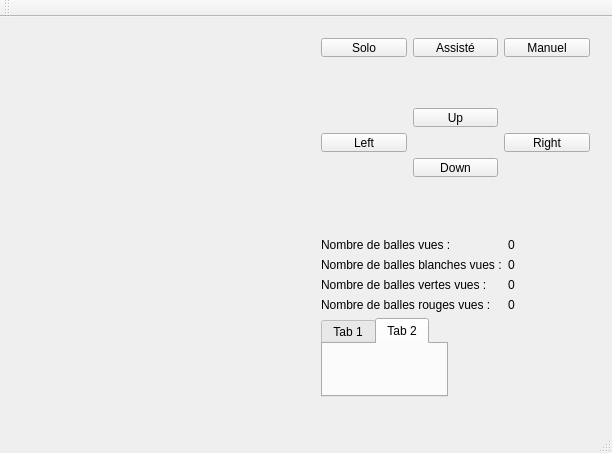
Qt form qt_projet_2A/mainwindow.ui (wasoh/project_2A) before a commit.
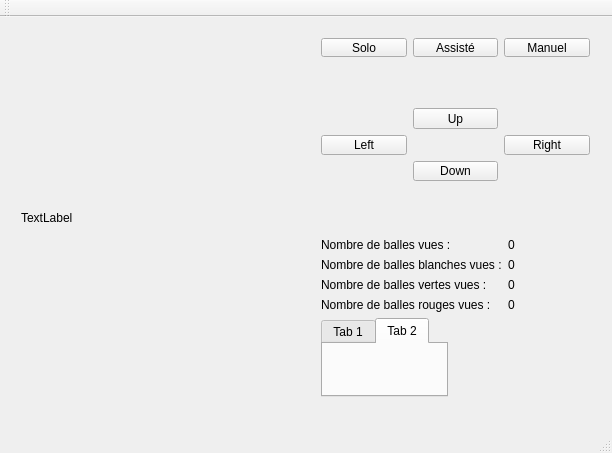
The same form after that commit.

Commit message: Ajout d'un label, oublie durant le merge

What changed in the file:
```diff
--- a/qt_projet_2A/mainwindow.ui
+++ b/qt_projet_2A/mainwindow.ui
@@ -23,7 +23,15 @@
       <height>381</height>
      </rect>
     </property>
-    <layout class="QVBoxLayout" name="verticalLayout"/>
+    <layout class="QVBoxLayout" name="verticalLayout">
+     <item>
+      <widget class="QLabel" name="label_cam">
+       <property name="text">
+        <string>TextLabel</string>
+       </property>
+      </widget>
+     </item>
+    </layout>
    </widget>
    <widget class="QWidget" name="horizontalLayoutWidget">
     <property name="geometry">
@@ -149,7 +157,7 @@
       <x>310</x>
       <y>80</y>
       <width>291</width>
-      <height>91</height>
+      <height>95</height>
      </rect>
     </property>
     <layout class="QGridLayout" name="gridLayout">
```
Left out of the diff: 4 changed lines with no effect on the pictures. The commit also changes 1 other file.
